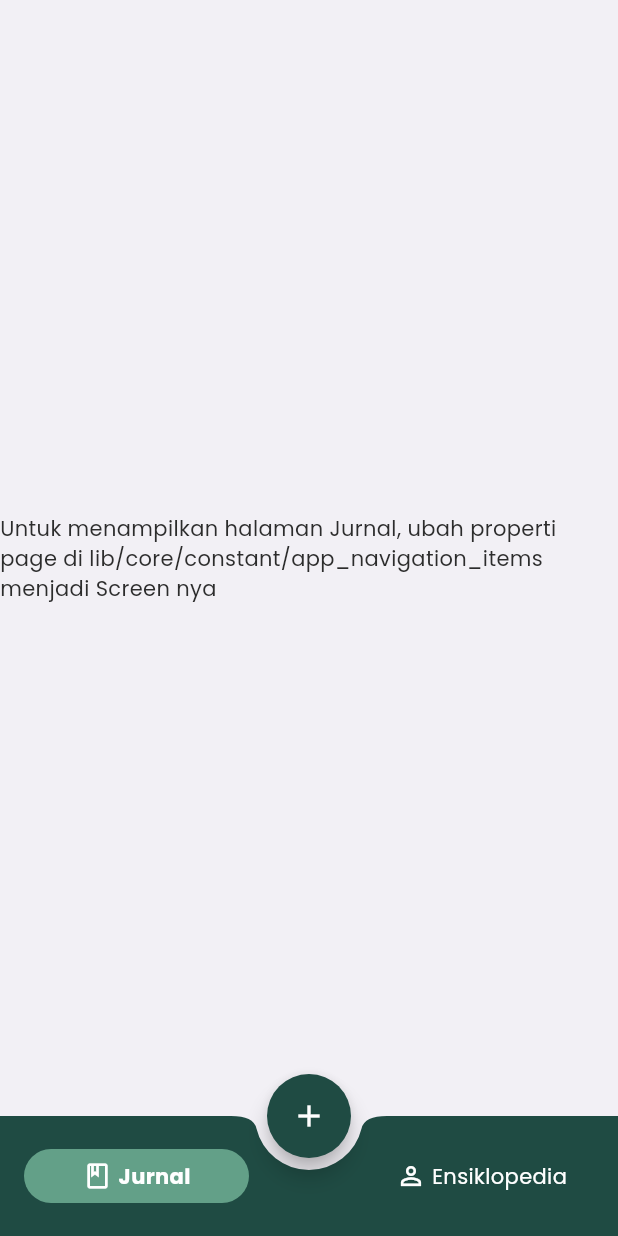
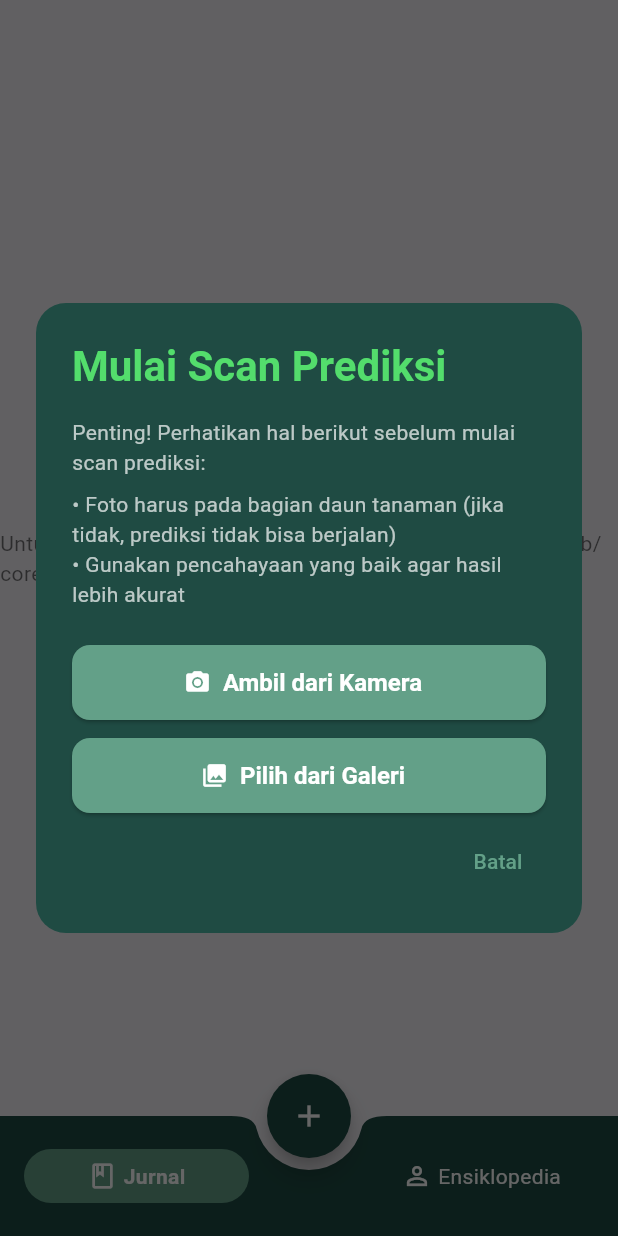
Before and after one commit to DICODING-PG002/nabatdex, a Flutter app: the screen it shows after launch, after a tap on the "add" icon, on a phone screen of 412 x 824 dp. Run offline on Flutter 3.47's test engine with Material 3 defaults, Android fonts, the phone set to English and light mode, and no system bars; our stand-ins replace google_fonts, material_symbols_icons.

Commit message:
[feature/scanner] : All screen and dialog component for scanner feature. Add color etc to theme according to figma.

```diff
--- a/lib/common/shared_screen/main_screen.dart
+++ b/lib/common/shared_screen/main_screen.dart
@@ -2,6 +2,7 @@ import 'package:flutter/material.dart';
 import 'package:nabatdex/common/shared_provider/navigation_provider.dart';
 import 'package:nabatdex/common/shared_widgets/app_bottom_navbar.dart';
 import 'package:nabatdex/core/model/navbar_item.dart';
+import 'package:nabatdex/features/scanner/presentation/screen/scan_options_dialog.dart';
 import 'package:provider/provider.dart';
 
 class MainScreen extends StatelessWidget {
@@ -20,7 +21,16 @@ class MainScreen extends StatelessWidget {
 
       floatingActionButton: FloatingActionButton(
         onPressed: () {
-          Navigator.pushNamed(context, '/screen');
+          showGeneralDialog(
+            context: context,
+            barrierColor: Colors.black.withValues(alpha: 0.6),
+            barrierDismissible: true,
+            barrierLabel: 'ScanOptionsDialog',
+            transitionDuration: const Duration(milliseconds: 200),
+            pageBuilder: (context, __, ___) {
+              return ScanOptionsDialog();
+            },
+          );
         },
         shape: const CircleBorder(),
         child: const Icon(Icons.add),
--- a/lib/core/constant/app_routes.dart
+++ b/lib/core/constant/app_routes.dart
@@ -1,6 +1,8 @@
 import 'package:nabatdex/common/shared_screen/main_screen.dart';
-import 'package:flutter/material.dart';
 import 'package:nabatdex/core/constant/app_navigation_items.dart';
+import 'package:nabatdex/features/scanner/presentation/screen/prediction_error_screen.dart';
+import 'package:nabatdex/features/scanner/presentation/screen/prediction_loading_screen.dart';
+import 'package:nabatdex/features/scanner/presentation/screen/prediction_result_screen.dart';
 
 class AppRoutes {
   AppRoutes._();
@@ -15,6 +17,8 @@ class AppRoutes {
 
     // Di bawah ini named route untuk semua screen
     // kecuali main screen journal dan ensiklopedia sudah ada di routes '/'
-    '/scanner': (context) => Placeholder(),
+    '/scanner/prediction/result': (context) => PredictionResultScreen(),
+    '/scanner/prediction/loading': (context) => PredictionLoadingScreen(),
+    '/scanner/prediction/error': (context) => PredictionErrorScreen(),
   };
 }
--- a/lib/core/constant/app_theme.dart
+++ b/lib/core/constant/app_theme.dart
@@ -10,6 +10,8 @@ class AppTheme {
   static const Color backgroundColor = Color(0xFFF2F0F5);
   static const Color whiteColor = Color(0xFFFFFFFF);
   static const Color textColor = Color(0xFF2C2C2C);
+  static const Color bodyTextColor = Color(0x8A000000);
+  static const Color errorColor = Colors.redAccent;
 
   // ===========================================================================
   // THEME DATA (LIGHT MODE)
@@ -20,7 +22,7 @@ class AppTheme {
     brightness: Brightness.light,
     scaffoldBackgroundColor: backgroundColor,
     primaryColor: primaryColor,
-    fontFamily: GoogleFonts.poppins().fontFamily,
+    fontFamily: GoogleFonts.roboto().fontFamily,
 
     // --- Color Scheme ---
     colorScheme: const ColorScheme.light(
@@ -30,30 +32,41 @@ class AppTheme {
       onSecondary: whiteColor,
       surface: whiteColor,
       onSurface: textColor,
-      error: Colors.redAccent,
+      error: errorColor,
       onError: whiteColor,
     ),
 
     // --- Text Theme ---
-    textTheme: GoogleFonts.poppinsTextTheme()
+    textTheme: GoogleFonts.robotoTextTheme()
         .apply(bodyColor: textColor, displayColor: textColor)
         .copyWith(
-          headlineLarge: GoogleFonts.poppins(
+          headlineLarge: GoogleFonts.roboto(
+            color: primaryColor,
+            fontWeight: FontWeight.w700,
+            fontSize: 32,
+          ),
+          headlineMedium: GoogleFonts.roboto(
             color: primaryColor,
             fontWeight: FontWeight.w700,
             fontSize: 28,
           ),
-          titleLarge: GoogleFonts.poppins(
-            color: textColor,
+          titleMedium: GoogleFonts.roboto(
+            color: primaryColor,
+            fontSize: 16,
+            fontWeight: FontWeight.w500,
+          ),
+          titleLarge: GoogleFonts.roboto(
+            color: primaryColor,
             fontWeight: FontWeight.w600,
             fontSize: 20,
           ),
-          bodyLarge: GoogleFonts.poppins(
-            color: textColor.withValues(alpha: 0.8),
-            fontSize: 16,
-          ),
-          bodyMedium: GoogleFonts.poppins(fontSize: 14),
+          bodyLarge: GoogleFonts.roboto(color: bodyTextColor, fontSize: 16),
+          bodyMedium: GoogleFonts.roboto(color: bodyTextColor, fontSize: 14),
+          bodySmall: GoogleFonts.roboto(color: bodyTextColor, fontSize: 12),
         ),
+
+    // --- Icon Theme ---
+    iconTheme: IconThemeData(color: primaryColor, size: 32),
 
     // --- Component Themes ---
     // Styling spesifik untuk widget.
@@ -64,7 +77,7 @@ class AppTheme {
       elevation: 0,
       scrolledUnderElevation: 0,
       iconTheme: const IconThemeData(color: primaryColor),
-      titleTextStyle: GoogleFonts.poppins(
+      titleTextStyle: GoogleFonts.roboto(
         color: primaryColor,
         fontSize: 20,
         fontWeight: FontWeight.w600,
@@ -87,7 +100,7 @@ class AppTheme {
         foregroundColor: whiteColor,
         minimumSize: const Size(double.infinity, 52),
         shape: RoundedRectangleBorder(borderRadius: BorderRadius.circular(12)),
-        textStyle: GoogleFonts.poppins(
+        textStyle: GoogleFonts.roboto(
           fontWeight: FontWeight.w600,
           fontSize: 16,
         ),
@@ -100,8 +113,8 @@ class AppTheme {
       selectedItemColor: whiteColor,
       unselectedItemColor: whiteColor.withValues(alpha: 0.6),
       type: BottomNavigationBarType.fixed,
-      selectedLabelStyle: GoogleFonts.poppins(fontWeight: FontWeight.w500),
-      unselectedLabelStyle: GoogleFonts.poppins(),
+      selectedLabelStyle: GoogleFonts.roboto(fontWeight: FontWeight.w500),
+      unselectedLabelStyle: GoogleFonts.roboto(),
     ),
 
     // Floating Action Button (FAB)
@@ -115,12 +128,12 @@ class AppTheme {
     dialogTheme: DialogThemeData(
       backgroundColor: primaryColor,
       shape: RoundedRectangleBorder(borderRadius: BorderRadius.circular(20)),
-      titleTextStyle: GoogleFonts.poppins(
+      titleTextStyle: GoogleFonts.roboto(
         color: accentColor, // Judul dialog menggunakan warna aksen.
         fontSize: 22,
         fontWeight: FontWeight.bold,
       ),
-      contentTextStyle: GoogleFonts.poppins(color: whiteColor, fontSize: 15),
+      contentTextStyle: GoogleFonts.roboto(color: whiteColor, fontSize: 15),
     ),
   );
 }
--- /dev/null
+++ b/lib/features/scanner/presentation/screen/scan_options_dialog.dart
@@ -0,0 +1,76 @@
+import 'package:flutter/material.dart';
+import 'package:nabatdex/core/constant/app_theme.dart';
+import 'package:nabatdex/features/scanner/presentation/widgets/dialog_body.dart';
+import 'package:nabatdex/features/scanner/presentation/widgets/dialog_content.dart';
+
+class ScanOptionsDialog extends StatelessWidget {
+  const ScanOptionsDialog({super.key});
+
+  @override
+  Widget build(BuildContext context) {
+    return DialogBody(
+      dialogContent: DialogContent(
+        dialogContentChildren: [
+          Text(
+            'Mulai Scan Prediksi',
+            style: TextTheme.of(
+              context,
+            ).headlineMedium?.copyWith(color: AppTheme.accentColor),
+          ),
+          const SizedBox(height: 16),
+          const Text(
+            'Penting! Perhatikan hal berikut sebelum mulai scan prediksi:',
+            style: TextStyle(color: Colors.white70),
+          ),
+          const SizedBox(height: 8),
+          const Text(
+            '• Foto harus pada bagian daun tanaman (jika tidak, prediksi tidak bisa berjalan)\n• Gunakan pencahayaan yang baik agar hasil lebih akurat',
+            style: TextStyle(color: Colors.white70),
+          ),
+          const SizedBox(height: 24),
+
+          //Pilihan Scan
+          ElevatedButton.icon(
+            onPressed: () {
+              //Logic scan by camera
+            },
+            icon: const Icon(Icons.camera_alt),
+            label: const Text('Ambil dari Kamera'),
+            style: ElevatedButton.styleFrom(
+              minimumSize: const Size(double.infinity, 50),
+              backgroundColor: const Color(0xFF63A088),
+              foregroundColor: Colors.white,
+            ),
+          ),
+          const SizedBox(height: 12),
+          ElevatedButton.icon(
+            onPressed: () {
+              //Logic open gallery
+            },
+            icon: const Icon(Icons.photo_library),
+            label: const Text('Pilih dari Galeri'),
+            style: ElevatedButton.styleFrom(
+              minimumSize: const Size(double.infinity, 50),
+              backgroundColor: const Color(0xFF63A088),
+              foregroundColor: Colors.white,
+            ),
+          ),
+          const SizedBox(height: 8),
+          // Cancel button
+          Align(
+            alignment: Alignment.centerRight,
+            child: TextButton(
+              onPressed: () => Navigator.of(context).pop(),
+              child: Text(
+                'Batal',
+                style: Theme.of(context).textTheme.labelLarge?.copyWith(
+                  color: AppTheme.secondaryColor,
+                ),
+              ),
+            ),
+          ),
+        ],
+      ),
+    );
+  }
+}
--- /dev/null
+++ b/lib/features/scanner/presentation/widgets/dialog_body.dart
@@ -0,0 +1,23 @@
+import 'package:flutter/material.dart';
+import 'package:nabatdex/features/scanner/presentation/widgets/dialog_content.dart';
+
+class DialogBody extends StatelessWidget {
+  final DialogContent dialogContent;
+
+  const DialogBody({super.key, required this.dialogContent});
+
+  @override
+  Widget build(BuildContext context) {
+    return Center(
+      child: Container(
+        margin: const EdgeInsets.symmetric(horizontal: 24.0),
+        padding: const EdgeInsets.all(24.0),
+        decoration: BoxDecoration(
+          color: Theme.of(context).dialogTheme.backgroundColor,
+          borderRadius: BorderRadius.circular(20.0),
+        ),
+        child: dialogContent,
+      ),
+    );
+  }
+}
--- /dev/null
+++ b/lib/features/scanner/presentation/widgets/dialog_content.dart
@@ -0,0 +1,19 @@
+import 'package:flutter/material.dart';
+
+class DialogContent extends StatelessWidget {
+  final List<Widget> dialogContentChildren;
+
+  const DialogContent({super.key, required this.dialogContentChildren});
+
+  @override
+  Widget build(BuildContext context) {
+    return Material(
+      color: Colors.transparent,
+      child: Column(
+        mainAxisSize: MainAxisSize.min,
+        crossAxisAlignment: CrossAxisAlignment.start,
+        children: dialogContentChildren,
+      ),
+    );
+  }
+}
--- a/lib/main.dart
+++ b/lib/main.dart
@@ -23,6 +23,7 @@
       theme: AppTheme.lightTheme,
       initialRoute: AppRoutes.initialRoutes,
       routes: AppRoutes.routes,
+      //TODO: Add Option to maintain font size across different font system settings
     );
   }
 }
--- a/pubspec.yaml
+++ b/pubspec.yaml
@@ -37,6 +37,7 @@ dependencies:
   google_fonts: ^6.3.2
   provider: ^6.1.5+1
   sqflite: ^2.4.2
+  material_symbols_icons: ^4.2874.0
 
 dev_dependencies:
   flutter_test:
@@ -61,9 +62,8 @@ flutter:
   uses-material-design: true
 
   # To add assets to your application, add an assets section, like this:
-  # assets:
-  #   - images/a_dot_burr.jpeg
-  #   - images/a_dot_ham.jpeg
+  assets:
+    - assets/image/
 
   # An image asset can refer to one or more resolution-specific "variants", see
   # https://flutter.dev/to/resolution-aware-images
```
Also changed, not shown: lib/features/scanner/presentation/screen/confirm_image_dialog.dart (added, +70 -0 lines), lib/features/scanner/presentation/screen/prediction_error_screen.dart (added, +44 -0 lines), lib/features/scanner/presentation/screen/prediction_loading_screen.dart (added, +31 -0 lines), lib/features/scanner/presentation/screen/prediction_result_screen.dart (added, +130 -0 lines), assets/image/image_not_found.png (added), pubspec.lock.
